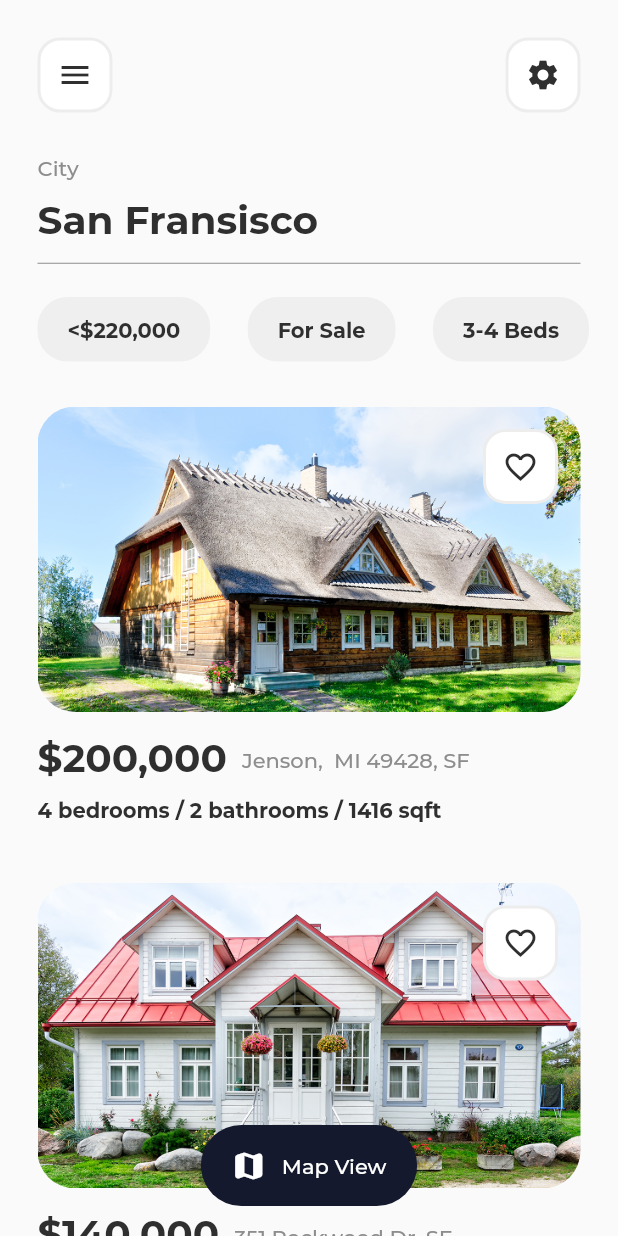
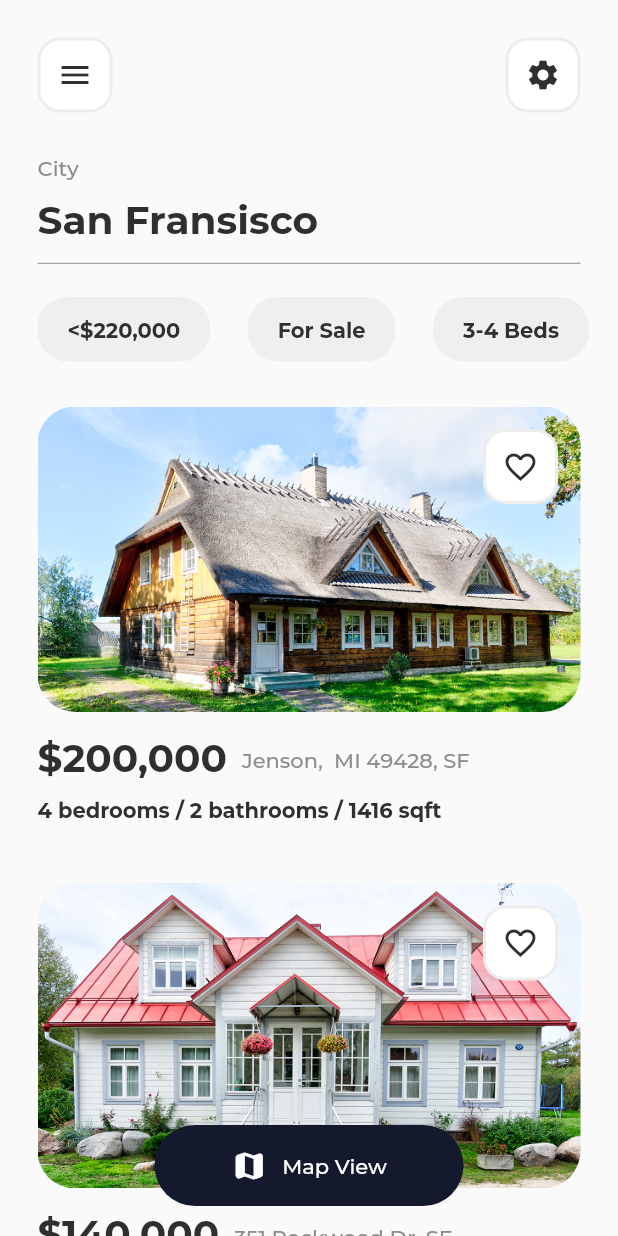
Before and after one commit to Mugisha-isaac/Ui-series_designs_flutter, a Flutter app: the screen it shows after launch, on a phone screen of 412 x 824 dp. Run offline on Flutter 3.47's test engine with Material 2 defaults, Android fonts, the phone set to English and light mode, and no system bars.

Commit message:
style(OptionButton.dart): changed the width to 50% of the main width
before it was causing problem of overflowing

```diff
--- a/lib/custom/OptionButton.dart
+++ b/lib/custom/OptionButton.dart
@@ -18,11 +18,13 @@ class OptionButton extends StatelessWidget {
       width: width,
       child: FlatButton(
           color: COLOR_DARK_BLUE,
-        splashColor: COLOR_WHITE.withAlpha(55),
-        shape: RoundedRectangleBorder(borderRadius: BorderRadius.circular(50)),
+          splashColor: Colors.white.withAlpha(55),
+          shape:
+              RoundedRectangleBorder(borderRadius: BorderRadius.circular(50)),
           padding: const EdgeInsets.symmetric(horizontal: 20, vertical: 15),
           onPressed: () {},
           child: Row(
+            mainAxisSize: MainAxisSize.min,
             children: [
               Icon(
                 icon,
@@ -31,11 +33,10 @@ class OptionButton extends StatelessWidget {
               addHorizontalSpace(10),
               Text(
                 text,
-              style: const TextStyle(color: COLOR_WHITE),
+                style: TextStyle(color: COLOR_WHITE),
               )
             ],
-        ),
-      ),
+          )),
     );
   }
 }
--- a/lib/screens/LandingScreens.dart
+++ b/lib/screens/LandingScreens.dart
@@ -106,12 +106,12 @@ class LandingScreen extends StatelessWidget {
                 width: size.width,
                 child: Center(
                   child: OptionButton(
+                    text: "Map View",
                     icon: Icons.map_rounded,
-                    text: "Map View",
-                    width: size.width * 0.35,
+                    width: size.width * 0.5,
                   ),
                 ),
-              ),
+              )
             ],
           ),
         ),
```
Lines whose indentation alone changed are shown as unchanged.
